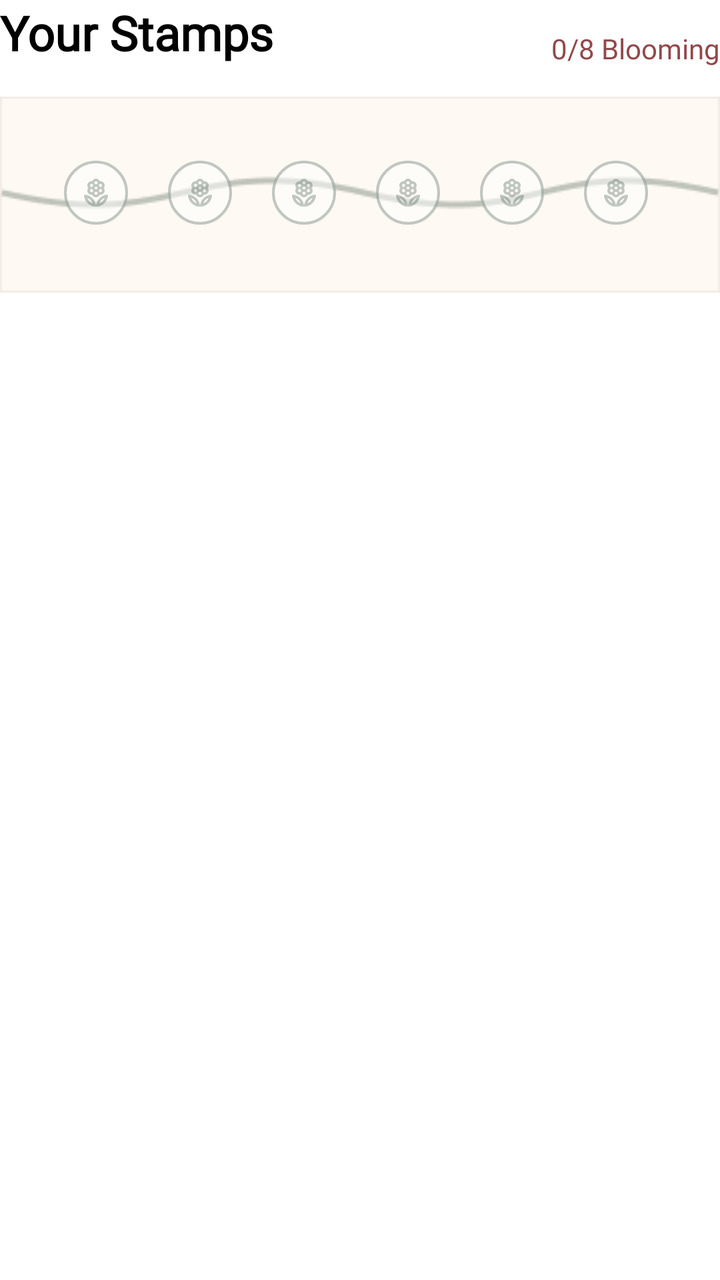
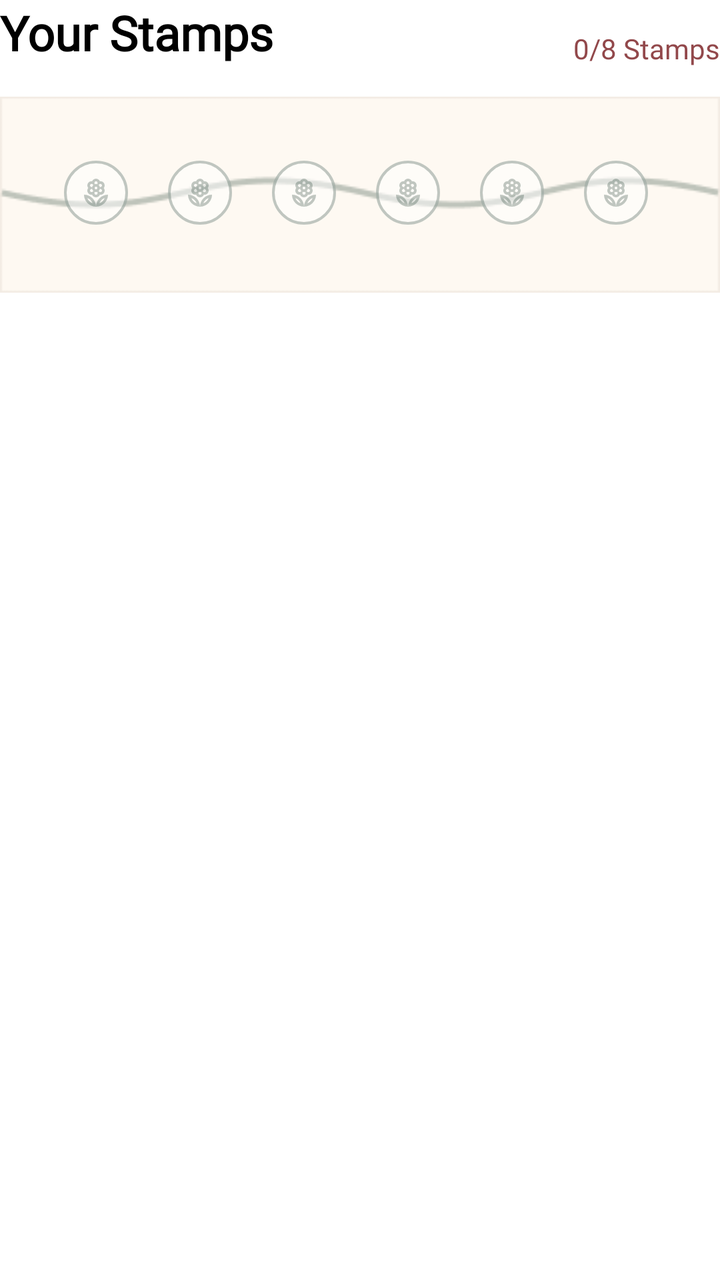

Before-and-after screenshots of an Android layout around one commit, followed by the original layout XML and the change that was made.
<!-- AndroidManifest.xml: application theme Theme.PersonalMidterm -->
<!-- res/layout/layout_loyalty.xml -->
<?xml version="1.0" encoding="utf-8"?>
<androidx.constraintlayout.widget.ConstraintLayout xmlns:android="http://schemas.android.com/apk/res/android"
    xmlns:app="http://schemas.android.com/apk/res-auto"
    android:id="@+id/loyalty_card"
    android:layout_width="match_parent"
    android:layout_height="wrap_content"
    android:layout_marginTop="24dp"
    android:layout_marginBottom="24dp">

<TextView
    android:id="@+id/your_reward_header"
    android:layout_width="wrap_content"
    android:layout_height="wrap_content"
    android:fontFamily="@font/playfairdisplay_bold"
    android:text="Your Stamps"
    android:textColor="@color/black"
    android:textSize="24sp"
    android:textStyle="bold"
    app:layout_constraintStart_toStartOf="parent"
    app:layout_constraintTop_toTopOf="parent" />
<TextView
    android:id="@+id/tv_stamps_count"
    android:layout_width="wrap_content"
    android:layout_height="wrap_content"
    app:layout_constraintEnd_toEndOf="parent"
    app:layout_constraintTop_toTopOf="parent"
    android:text="0/8 Blooming"
    android:textSize="14sp"
    android:textColor="@color/theme_maroon"
    android:fontFamily="@font/manrope_bold"
    app:layout_constraintBottom_toTopOf="@+id/loyalty_vine"/>

<HorizontalScrollView
    android:id="@+id/loyalty_vine"
    android:layout_width="0dp"
    android:layout_height="wrap_content"
    android:layout_marginTop="16dp"
    android:padding="24dp"
    android:scrollbars="none"
    android:background="@drawable/loyalty_bg"
    app:layout_constraintEnd_toEndOf="parent"
    app:layout_constraintStart_toStartOf="parent"
    app:layout_constraintTop_toBottomOf="@id/your_reward_header">

    <LinearLayout
        android:id="@+id/stamps_container"
        android:layout_width="wrap_content"
        android:layout_height="wrap_content"
        android:orientation="horizontal">
        
        <include layout="@layout/item_stamp_slot" />
        <include layout="@layout/item_stamp_slot" />
        <include layout="@layout/item_stamp_slot" />
        <include layout="@layout/item_stamp_slot" />
        <include layout="@layout/item_stamp_slot" />
        <include layout="@layout/item_stamp_slot" />
        <include layout="@layout/item_stamp_slot" />
        <include layout="@layout/item_stamp_slot" />
    </LinearLayout>
</HorizontalScrollView>
</androidx.constraintlayout.widget.ConstraintLayout>
<!-- res/layout/item_stamp_slot.xml (included above) -->
<?xml version="1.0" encoding="utf-8"?>
<FrameLayout xmlns:android="http://schemas.android.com/apk/res/android"
    android:layout_width="48dp"
    android:layout_height="48dp"
    android:layout_marginEnd="4dp">

    <ImageView
        android:id="@+id/stamp_icon"
        android:layout_width="match_parent"
        android:layout_height="match_parent"
        android:src="@drawable/empty_stamp"
        android:padding="8dp"/>
</FrameLayout>
<!-- resources referenced by this layout -->
<resources>
  <color name="black">#FF000000</color>
  <color name="theme_maroon">#92484B</color>
  <!-- drawable empty_stamp: vector/xml drawable (drawable, 5697 chars, omitted) -->
  <!-- drawable loyalty_bg: png bitmap (drawable, 1742 bytes) -->
  <style name="Theme.PersonalMidterm" parent="Theme.MaterialComponents.DayNight.NoActionBar">
          <item name="android:textColorPrimary">@color/text_primary</item>
          <item name="android:textColorSecondary">@color/text_primary</item>
          
          <item name="android:statusBarColor">?attr/colorPrimaryVariant</item>
          
      </style>
  <color name="text_primary">#1D1C18</color>
</resources>

<!-- the commit's change to res/layout/layout_loyalty.xml (unified diff, before → after) -->
@@ -24,7 +24,7 @@
     android:layout_height="wrap_content"
     app:layout_constraintEnd_toEndOf="parent"
     app:layout_constraintTop_toTopOf="parent"
-    android:text="0/8 Blooming"
+    android:text="0/8 Stamps"
     android:textSize="14sp"
     android:textColor="@color/theme_maroon"
     android:fontFamily="@font/manrope_bold"
